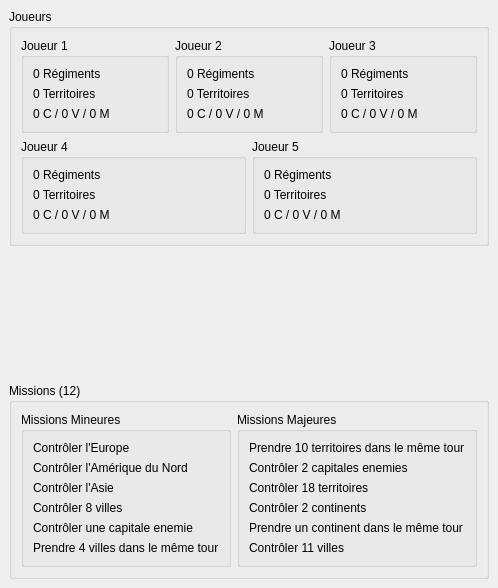
First picture: the form in world_domination_dockwidget_base.ui, repository GwennaelFrancois/World-Domination, before the edit.
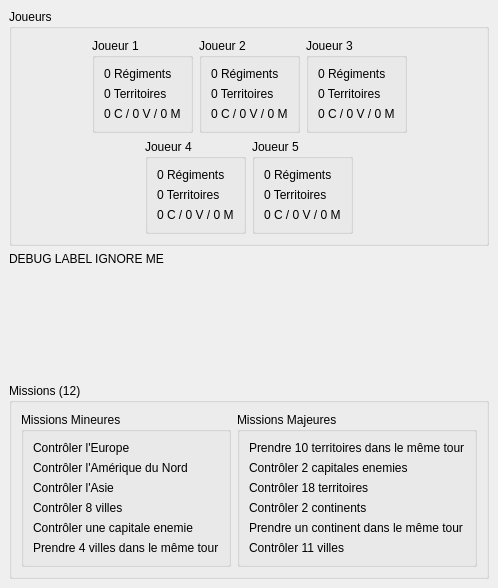
Second picture: the form after the edit. Custom widgets are drawn as their Qt base class.

Commit message: Début initialisation UI +game

```diff
--- a/world_domination_dockwidget_base.ui
+++ b/world_domination_dockwidget_base.ui
@@ -27,6 +27,19 @@
           <layout class="QVBoxLayout" name="verticalLayout_4">
            <item>
             <layout class="QHBoxLayout" name="horizontalLayout">
+             <item>
+              <spacer name="horizontalSpacer_3">
+               <property name="orientation">
+                <enum>Qt::Horizontal</enum>
+               </property>
+               <property name="sizeHint" stdset="0">
+                <size>
+                 <width>40</width>
+                 <height>20</height>
+                </size>
+               </property>
+              </spacer>
+             </item>
              <item>
               <widget class="QGroupBox" name="p1Group">
                <property name="title">
@@ -117,10 +130,36 @@
                </layout>
               </widget>
              </item>
+             <item>
+              <spacer name="horizontalSpacer_4">
+               <property name="orientation">
+                <enum>Qt::Horizontal</enum>
+               </property>
+               <property name="sizeHint" stdset="0">
+                <size>
+                 <width>40</width>
+                 <height>20</height>
+                </size>
+               </property>
+              </spacer>
+             </item>
             </layout>
            </item>
            <item>
             <layout class="QHBoxLayout" name="horizontalLayout_2">
+             <item>
+              <spacer name="horizontalSpacer">
+               <property name="orientation">
+                <enum>Qt::Horizontal</enum>
+               </property>
+               <property name="sizeHint" stdset="0">
+                <size>
+                 <width>40</width>
+                 <height>20</height>
+                </size>
+               </property>
+              </spacer>
+             </item>
              <item>
               <widget class="QGroupBox" name="p4Group">
                <property name="title">
@@ -181,6 +220,19 @@
                </layout>
               </widget>
              </item>
+             <item>
+              <spacer name="horizontalSpacer_2">
+               <property name="orientation">
+                <enum>Qt::Horizontal</enum>
+               </property>
+               <property name="sizeHint" stdset="0">
+                <size>
+                 <width>40</width>
+                 <height>20</height>
+                </size>
+               </property>
+              </spacer>
+             </item>
             </layout>
            </item>
           </layout>
@@ -188,6 +240,13 @@
         </item>
        </layout>
       </item>
+      <item>
+       <widget class="QLabel" name="debugLabel">
+        <property name="text">
+         <string>DEBUG LABEL IGNORE ME</string>
+        </property>
+       </widget>
+      </item>
       <item>
        <spacer name="verticalSpacer">
         <property name="orientation">
```
The commit also changes 3 other files.
